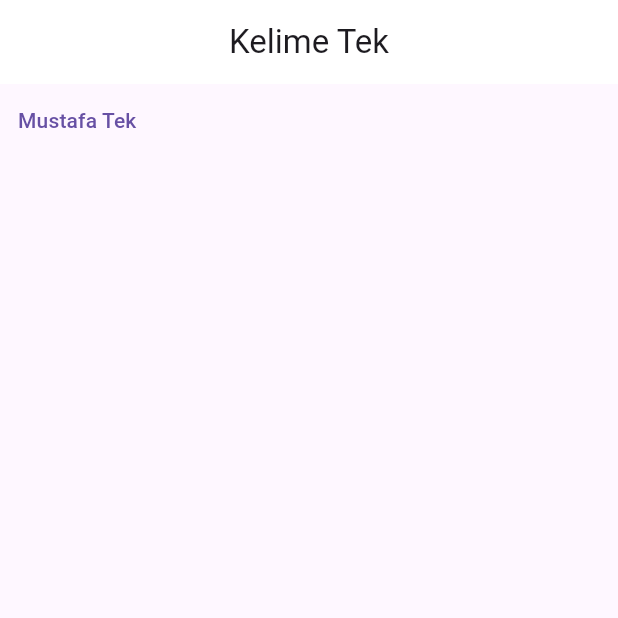
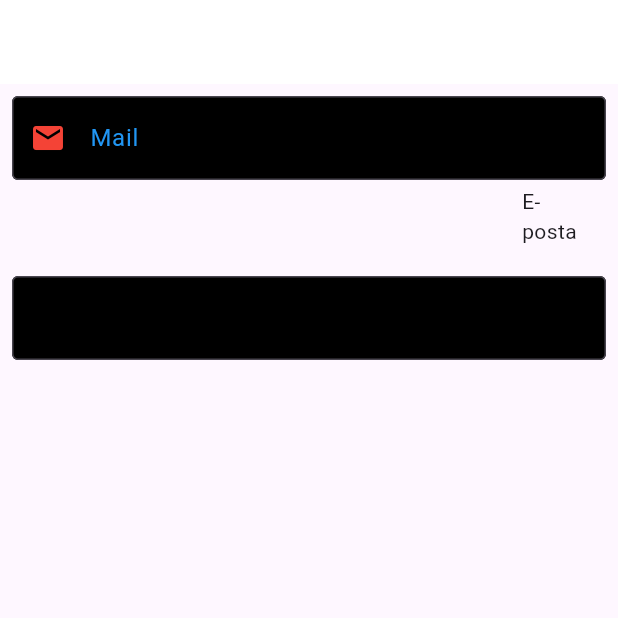
Before and after one commit to Mustafayilmaz01/flutter-course, a Flutter app: the screen it shows after launch, on a phone screen of 412 x 824 dp, the top half of it. Run offline on Flutter 3.47's test engine with Material 3 defaults, Android fonts, the phone set to English and light mode, and no system bars.

Commit message:
6.videoyu bitirdim

```diff
--- a/lib/101/statefull_life_cycle_learn.dart
+++ b/lib/101/statefull_life_cycle_learn.dart
@@ -42,6 +42,12 @@ class _StatefullLifeCycleLearnState extends State<StatefullLifeCycleLearn> {
   }
 
   @override
+  void dispose() {
+    super.dispose();
+    print('Alo');
+  }
+
+  @override
   Widget build(BuildContext context) {
     return Scaffold(
       appBar: AppBar(title: _isOdd ? Text('Kelime Tek') : Text('Kelime Cift')),
--- /dev/null
+++ b/lib/101/text_field_learn.dart
@@ -0,0 +1,63 @@
+import 'package:flutter/material.dart';
+import 'package:flutter/services.dart';
+
+class TextFieldLearn extends StatefulWidget {
+  @override
+  State<TextFieldLearn> createState() => _TextFieldLearnState();
+}
+
+class _TextFieldLearnState extends State<TextFieldLearn> {
+  FocusNode focusNodeTextfieldOne = FocusNode();
+  FocusNode focusNodeTextfieldTwo = FocusNode();
+
+  @override
+  void dispose() {
+    focusNodeTextfieldOne.dispose();
+    focusNodeTextfieldTwo.dispose();
+    super.dispose();
+  }
+
+  @override
+  Widget build(BuildContext context) {
+    return Scaffold(
+      appBar: AppBar(),
+      body: Padding(
+        padding: const EdgeInsets.all(8.0),
+        child: Column(
+          children: [
+            TextField(
+              maxLength: 30,
+              buildCounter: (context, {int? currentLength, bool? isFocused, int? maxLength}) {
+                return AnimatedContainer(
+                  duration: Duration(milliseconds: 100),
+                  color: Colors.grey[100 * ((currentLength ?? 0) ~/ 3)],
+                  height: 40,
+                  width: 40,
+                  child: Text('E-posta'),
+                );
+              },
+              keyboardType: TextInputType.emailAddress,
+              autofillHints: [AutofillHints.email],
+              focusNode: focusNodeTextfieldOne,
+              inputFormatters: [
+                TextInputFormatter.withFunction((oldValue, newValue) {
+                  if (newValue.text == "a") {
+                    return oldValue;
+                  }
+                  return newValue;
+                }),
+              ],
+              decoration: InputDecoration(
+                prefixIcon: Icon(Icons.mail),
+                border: OutlineInputBorder(),
+                labelText: 'Mail',
+              ),
+            ),
+            const SizedBox(height: 20),
+            TextField(focusNode: focusNodeTextfieldTwo),
+          ],
+        ),
+      ),
+    );
+  }
+}
--- a/lib/main.dart
+++ b/lib/main.dart
@@ -1,7 +1,8 @@
 import 'package:flutter/material.dart';
-import 'package:full_learn/101/page_view_learn.dart';
-import 'package:full_learn/101/statefull_learn.dart';
+import 'package:full_learn/101/stack_learn.dart';
 import 'package:full_learn/101/statefull_life_cycle_learn.dart';
+import 'package:full_learn/101/stateless_learn.dart';
+import 'package:full_learn/101/text_field_learn.dart';
 
 void main() {
   runApp(const MyApp());
@@ -13,19 +14,25 @@ class MyApp extends StatelessWidget {
   @override
   Widget build(BuildContext context) {
     return MaterialApp(
-      debugShowCheckedModeBanner: false, // true yerine false tercih edilir genelde
+      debugShowCheckedModeBanner: false,
       title: 'Mustafa Yılmaz',
       theme: ThemeData.light().copyWith(
-        progressIndicatorTheme: ProgressIndicatorThemeData(color: Colors.black),
-        appBarTheme: AppBarTheme(
+        progressIndicatorTheme: const ProgressIndicatorThemeData(color: Colors.black),
+        appBarTheme: const AppBarTheme(
           centerTitle: true,
           backgroundColor: Colors.white,
           actionsIconTheme: IconThemeData(color: Colors.black),
           toolbarTextStyle: TextStyle(color: Colors.white),
         ),
+        inputDecorationTheme: const InputDecorationTheme(
+          filled: true,
+          fillColor: Colors.black,
+          prefixIconColor: Colors.red,
+          border: OutlineInputBorder(),
+          labelStyle: TextStyle(color: Colors.blue),
+        ),
       ),
-
-      home: StatefullLifeCycleLearn(message: "Mustafa"),
+      home: TextFieldLearn(),
     );
   }
 }
```
Also changed, not shown: 1 other file.
